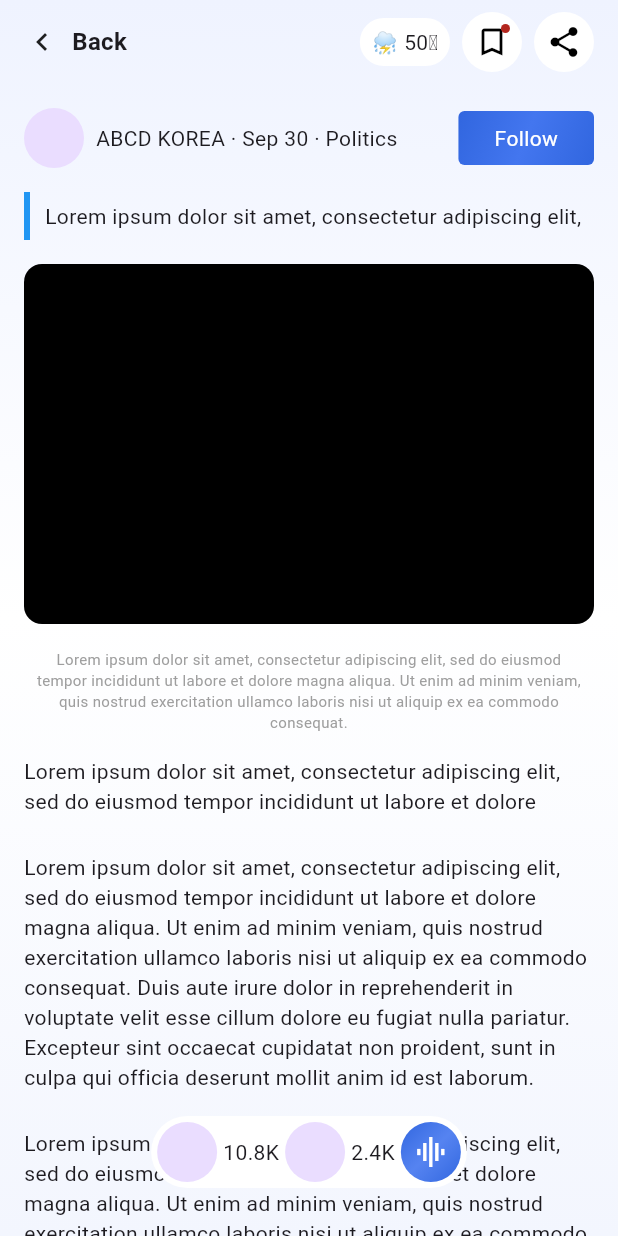
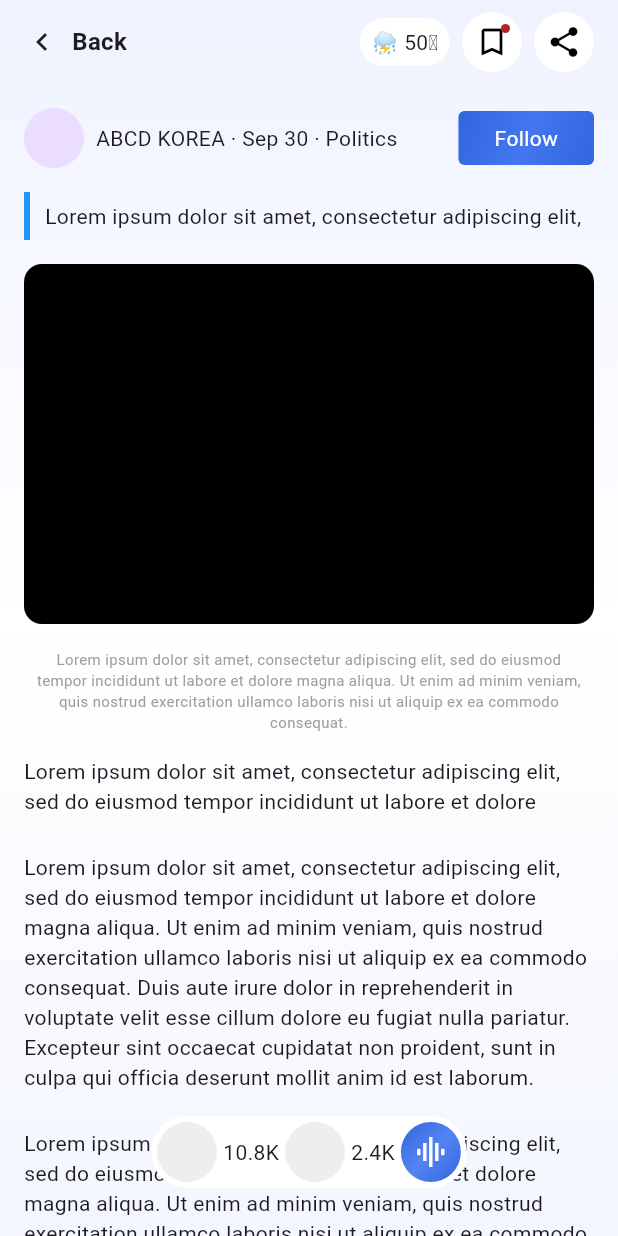
Before and after one commit to JAICHANGPARK/flutter_notebook_chapter_47, a Flutter app: the NewsDetailPage screen opened directly, on a phone screen of 412 x 824 dp. Run offline on Flutter 3.47's test engine with Material 3 defaults, Android fonts, the phone set to English and light mode, and no system bars; our stand-ins replace gap, hugeicons.

Commit message:
Update news_detail_page.dart

```diff
--- a/lib/ep2380_news_app/ui/news_detail_page.dart
+++ b/lib/ep2380_news_app/ui/news_detail_page.dart
@@ -211,12 +211,12 @@ class _NewsDetailPageState extends State<NewsDetailPage> {
                 mainAxisSize: MainAxisSize.min,
                 children: [
                   CircleAvatar(
-
+                    backgroundColor: Colors.grey[200]!,
                   ),
                   Gap(4),
                   Text("10.8K"),
                   Gap(4),
-                  CircleAvatar(),
+                  CircleAvatar(  backgroundColor: Colors.grey[200]!,),
                   Gap(4),
                   Text("2.4K"),
                   Gap(4),
```
